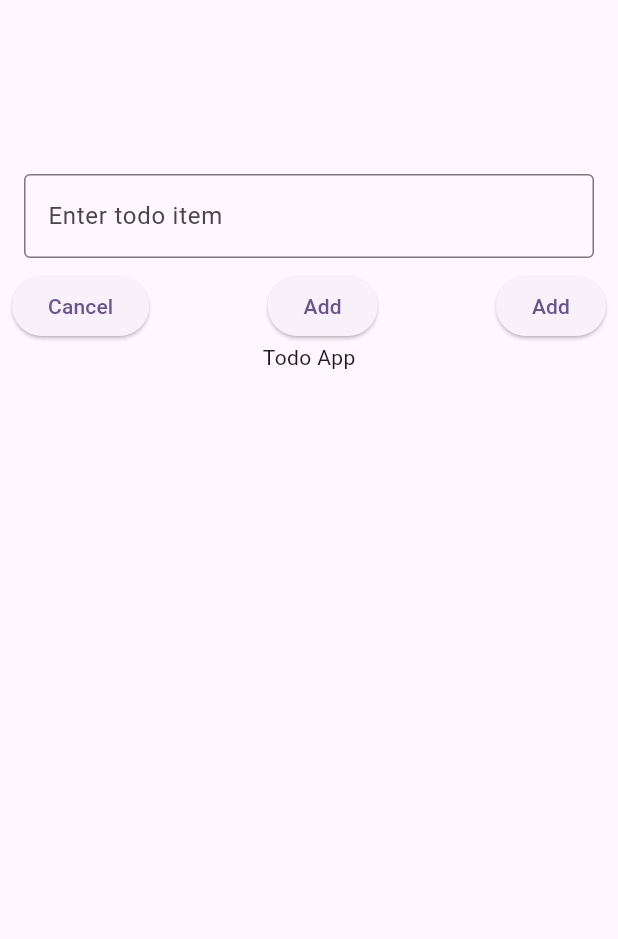
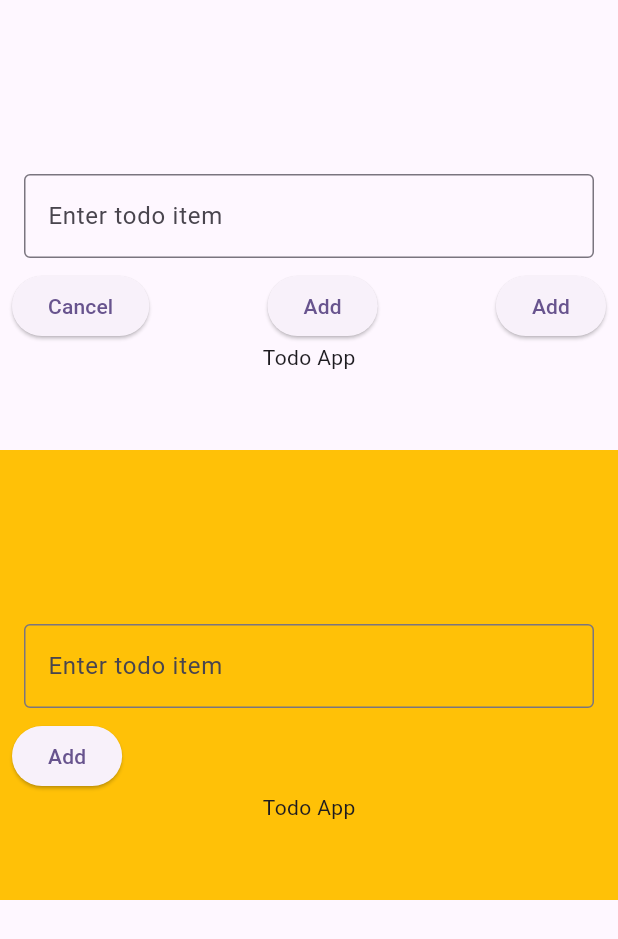
Before and after one commit to AliRadwan/Swiss, a Flutter app: the screen it shows after launch, on a phone screen of 412 x 824 dp. Shown: the top 939 px of the screen. Run offline on Flutter 3.47's test engine with Material 3 defaults, Android fonts, the phone set to English and light mode, and no system bars; our stand-ins replace bloc, equatable, flutter_bloc.

```diff
--- a/lib/main.dart
+++ b/lib/main.dart
@@ -35,6 +35,9 @@ class TodoScreen extends StatelessWidget {
         child: BlocBuilder<TaskCubit,TaskState>(builder: (context,state){
           final blocContoller = context.read<TaskCubit>();
           return Center(
+            child: Column(
+              children: [
+                SizedBox(height: 300,
                   child: Padding(
                     padding: const EdgeInsets.all(8.0),
                     child: Column(
@@ -92,9 +95,15 @@ class TodoScreen extends StatelessWidget {
                               },
                             );
                           },
-                  ))
+                        )),
                       ],
                     ),
+                  ),
+                ),
+                SizedBox(
+                    height: 300,
+                    child: ReMinderScreen())
+              ],
             ),
           );
         }),
@@ -124,8 +133,9 @@ class ReMinderScreen extends StatelessWidget {
 
   @override
   Widget build(BuildContext context) {
-    return  Scaffold(
-      body: BlocProvider(
+    return  Container(
+      color: Colors.amber,
+      child: BlocProvider(
   create: (context) => ReminderBloc(),
   child: BlocBuilder<ReminderBloc,ReminderState>(builder: (context,state){
     final blocContoller = context.read<ReminderBloc>();
@@ -149,18 +159,6 @@ class ReMinderScreen extends StatelessWidget {
               mainAxisAlignment: .spaceBetween,
               children: [
                 ElevatedButton(onPressed: (){
-                  context.read<TaskCubit>().addTask(TaskModel(id: Uuid().v4(), title: textEditingController.text, isCompleted: true));
-                }, child: Text('Cancel')  ,),
-                ElevatedButton(onPressed: () {
-                  context.read<TaskCubit>().addTask(
-                    TaskModel(id: DateTime.now().millisecondsSinceEpoch.toString(),
-                        title: textEditingController.text,
-                        isCompleted: false),
-                  );
-                }, child: Text('Add')  ,
-                ),
-
-                ElevatedButton(onPressed: (){
                   blocContoller.add(AddReminderEvent( ReminderModel(id: DateTime.now().millisecondsSinceEpoch.toString(),
                       title: textEditingController.text,
                       isCompleted: false))) ;
@@ -175,7 +173,7 @@ class ReMinderScreen extends StatelessWidget {
                 final task = state.reminderList[index];
                 return ListTile(
                   title: Text(task.title),
-                  leading: Checkbox(
+                  leading: Radio(
                     value: task.isCompleted,
                     onChanged: (value) {
                       blocContoller.add(ToggleReminderEvent(state.reminderList[index].id));
```
Lines whose indentation alone changed are shown as unchanged.
